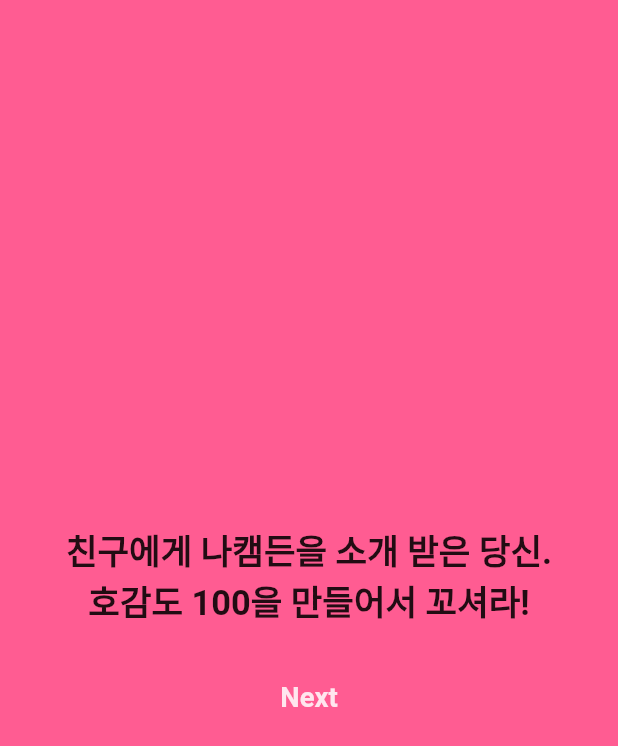
After one commit to minjilee-03/kamden_dating_game, a Flutter app: the Story2 screen opened directly, on a phone screen of 412 x 824 dp. The commit adds this screen. Shown: the top 746 px of the screen. Run offline on Flutter 3.47's test engine with Material 2 defaults, Android fonts, the phone set to English and light mode, and no system bars; our stand-ins replace animated_text_kit, assets_audio_player, firebase_core, flutter_screenutil, get; accounts and stored records are empty.

Commit message:
add story 2

```diff
--- /dev/null
+++ b/lib/screen/story2.dart
@@ -0,0 +1,62 @@
+import 'package:assets_audio_player/assets_audio_player.dart';
+import 'package:flutter/material.dart';
+import 'package:flutter_screenutil/flutter_screenutil.dart';
+import 'package:get/get.dart';
+import 'package:animated_text_kit/animated_text_kit.dart';
+
+import 'frist_chat.dart';
+
+late AssetsAudioPlayer _assetsAudioPlayer = AssetsAudioPlayer.newPlayer();
+
+class Story2 extends StatefulWidget {
+  const Story2({super.key});
+
+  @override
+  State<Story2> createState() => _Story2State();
+}
+
+class _Story2State extends State<Story2> {
+  bool isDone = false;
+  @override
+  Widget build(BuildContext context) {
+    return Scaffold(
+      backgroundColor: const Color.fromRGBO(255, 92, 146, 30),
+      body: Container(
+        alignment: Alignment.center,
+        child: Column(
+          mainAxisAlignment: MainAxisAlignment.center,
+          children: [
+            Text(
+              '친구에게 나캠든을 소개 받은 당신.',
+              style: TextStyle(
+                fontSize: 20.sp,
+                fontWeight: FontWeight.w700,
+              ),
+            ),
+            Text(
+              '호감도 100을 만들어서 꼬셔라!',
+              style: TextStyle(
+                fontSize: 20.sp,
+                fontWeight: FontWeight.w700,
+              ),
+            ),
+            SizedBox(height: 30.h),
+            InkWell(
+              onTap: () {
+                Get.to(const Story2());
+              },
+              child: Text(
+                'Next',
+                style: TextStyle(
+                  color: Color.fromARGB(216, 255, 255, 255),
+                  fontSize: 16.sp,
+                  fontWeight: FontWeight.w700,
+                ),
+              ),
+            ),
+          ],
+        ),
+      ),
+    );
+  }
+}
```
Also changed, not shown: lib/screen/frist_chat_answer.dart (+22 -6 lines).
